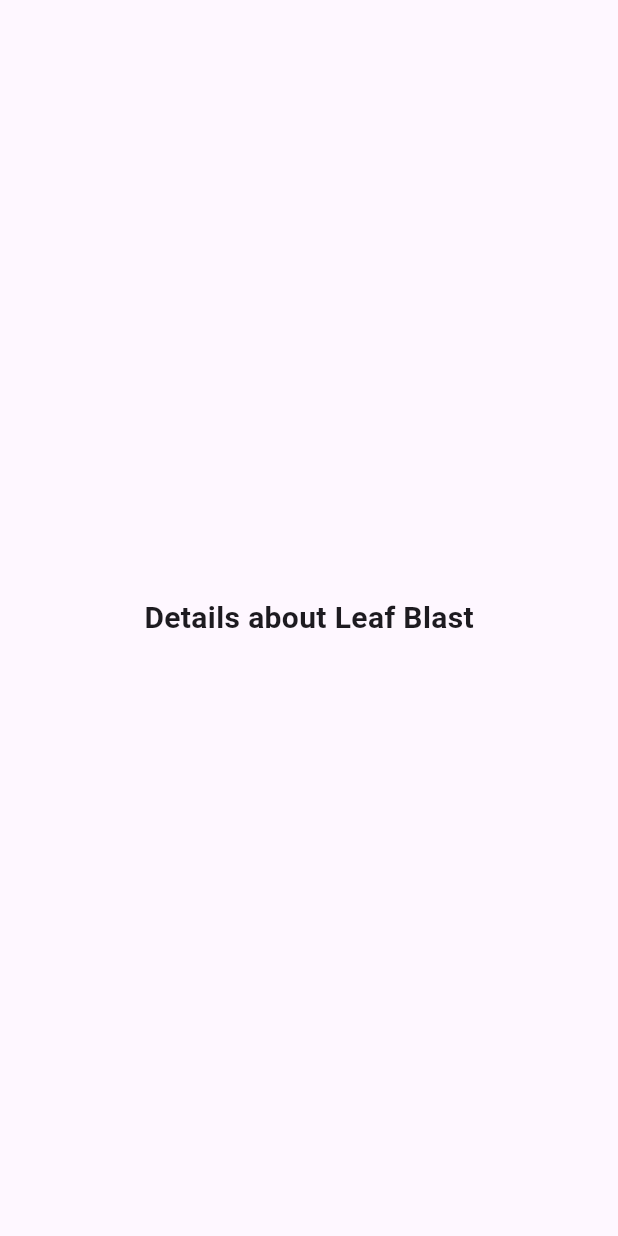
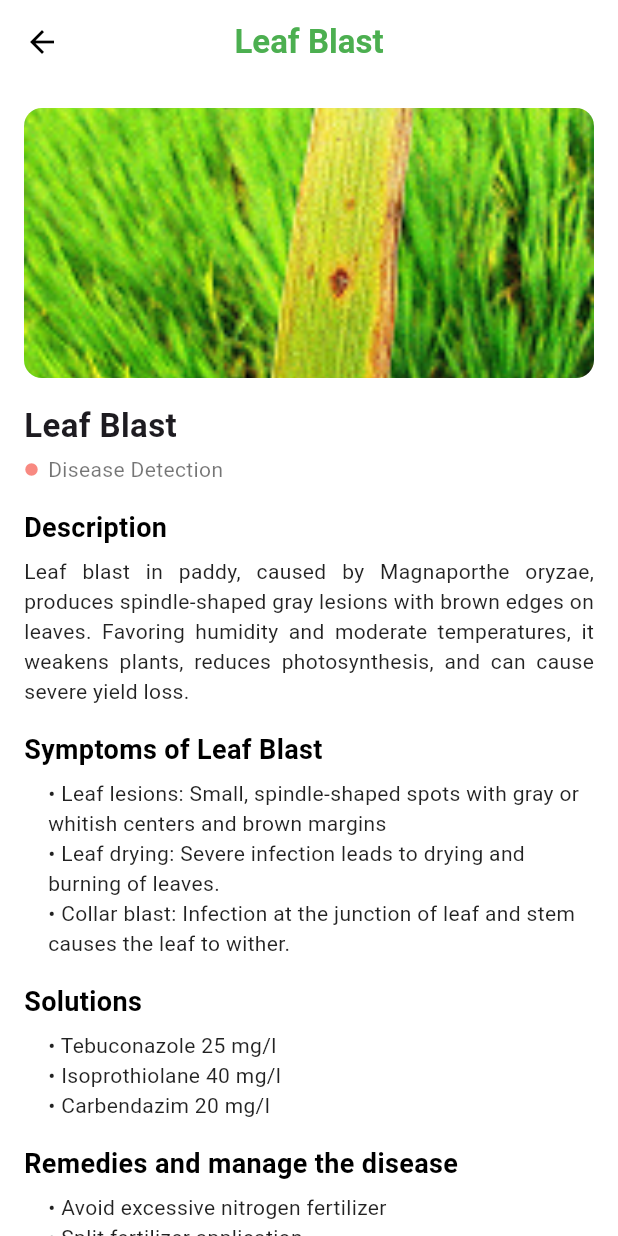
Before and after one commit to PasinduSandamalSenanayake/PaddyGuard, a Flutter app: the DiseaseScreen screen opened directly, after a tap on "Catch the Disease", on a phone screen of 412 x 824 dp. Run offline on Flutter 3.47's test engine with Material 3 defaults, Android fonts, the phone set to English and light mode, and no system bars.

Commit message:
UI design upto diseases

```diff
--- a/lib/screen/Home/disease_screen.dart
+++ b/lib/screen/Home/disease_screen.dart
@@ -1,4 +1,7 @@
 import 'package:flutter/material.dart';
+import 'package:paddyguard/screen/disease/bacterial_leaf_screen.dart';
+import 'package:paddyguard/screen/disease/leaf_blast_screen.dart';
+import 'package:paddyguard/screen/disease/leaf_scald_screen.dart';
 
 class DiseaseScreen extends StatefulWidget {
   const DiseaseScreen({super.key});
@@ -111,9 +114,7 @@ class _DiseaseScreenState extends State<DiseaseScreen> {
                   Navigator.push(
                     context,
                     MaterialPageRoute(
-                      builder: (context) => const DiseaseDetailsScreen(
-                        diseaseName: "Leaf Blast",
-                      ),
+                      builder: (context) => const LeafBlastScreen(),
                     ),
                   );
                 },
@@ -127,9 +128,7 @@ class _DiseaseScreenState extends State<DiseaseScreen> {
                   Navigator.push(
                     context,
                     MaterialPageRoute(
-                      builder: (context) => const DiseaseDetailsScreen(
-                        diseaseName: "Leaf Scald",
-                      ),
+                      builder: (context) => const LeafScaldScreen(),
                     ),
                   );
                 },
@@ -143,9 +142,7 @@ class _DiseaseScreenState extends State<DiseaseScreen> {
                   Navigator.push(
                     context,
                     MaterialPageRoute(
-                      builder: (context) => const DiseaseDetailsScreen(
-                        diseaseName: "Bacterial Leaf Blight",
-                      ),
+                      builder: (context) => const BacterialLeafScreen(),
                     ),
                   );
                 },
--- /dev/null
+++ b/lib/screen/disease/leaf_blast_screen.dart
@@ -0,0 +1,206 @@
+import 'package:flutter/material.dart';
+
+class LeafBlastScreen extends StatelessWidget {
+  const LeafBlastScreen({super.key});
+
+  @override
+  Widget build(BuildContext context) {
+    return Scaffold(
+      backgroundColor: Colors.white,
+      appBar: AppBar(
+        leading: IconButton(
+          icon: const Icon(Icons.arrow_back),
+          onPressed: () {
+            Navigator.pop(context);
+          },
+        ),
+        title: const Text(
+          "Leaf Blast",
+          style: TextStyle(color: Colors.green, fontWeight: FontWeight.bold),
+        ),
+        centerTitle: true,
+        backgroundColor: Colors.white,
+        elevation: 0,
+        iconTheme: const IconThemeData(color: Colors.black),
+      ),
+      body: SingleChildScrollView(
+        padding: const EdgeInsets.all(16),
+        child: Column(
+          crossAxisAlignment: CrossAxisAlignment.start,
+          children: [
+            // Image
+            ClipRRect(
+              borderRadius: BorderRadius.circular(12),
+              child: Image.asset(
+                "assets/image/diseases/Leaf_blast.png",
+                height: 180,
+                width: double.infinity,
+                fit: BoxFit.cover,
+              ),
+            ),
+            const SizedBox(height: 16),
+
+            // Title
+            const Text(
+              "Leaf Blast",
+              style: TextStyle(
+                fontSize: 22,
+                fontWeight: FontWeight.bold,
+              ),
+            ),
+            const SizedBox(height: 4),
+
+            // Subtitle with blinking dot
+            Row(
+              children: const [
+                BlinkingDot(),
+                SizedBox(width: 6),
+                Text(
+                  "Disease Detection",
+                  style: TextStyle(color: Colors.black54),
+                ),
+              ],
+            ),
+            const SizedBox(height: 16),
+
+            // Description
+            const Text(
+              "Description",
+              style: TextStyle(
+                  fontSize: 18,
+                  fontWeight: FontWeight.bold,
+                  color: Colors.black),
+            ),
+            const SizedBox(height: 6),
+            const Text(
+              "Leaf blast in paddy, caused by Magnaporthe oryzae, produces "
+              "spindle-shaped gray lesions with brown edges on leaves. Favoring "
+              "humidity and moderate temperatures, it weakens plants, reduces "
+              "photosynthesis, and can cause severe yield loss.",
+              style: TextStyle(fontSize: 14, color: Colors.black87),
+              textAlign: TextAlign.justify,
+            ),
+            const SizedBox(height: 16),
+
+            // Symptoms
+            const Text(
+              "Symptoms of Leaf Blast",
+              style: TextStyle(
+                  fontSize: 18,
+                  fontWeight: FontWeight.bold,
+                  color: Colors.black),
+            ),
+            const SizedBox(height: 6),
+            Padding(
+              padding: const EdgeInsets.only(left: 16.0),
+              child: const Text(
+                "• Leaf lesions: Small, spindle-shaped spots with gray or whitish centers and brown margins\n"
+                "• Leaf drying: Severe infection leads to drying and burning of leaves.\n"
+                "• Collar blast: Infection at the junction of leaf and stem causes the leaf to wither.",
+                style: TextStyle(fontSize: 14, color: Colors.black87),
+              ),
+            ),
+            const SizedBox(height: 16),
+
+            // Solutions
+            const Text(
+              "Solutions",
+              style: TextStyle(
+                  fontSize: 18,
+                  fontWeight: FontWeight.bold,
+                  color: Colors.black),
+            ),
+            const SizedBox(height: 6),
+            Padding(
+              padding: const EdgeInsets.only(left: 16.0),
+              child: const Text(
+                "• Tebuconazole 25 mg/l\n"
+                "• Isoprothiolane 40 mg/l\n"
+                "• Carbendazim 20 mg/l",
+                style: TextStyle(fontSize: 14, color: Colors.black87),
+              ),
+            ),
+            const SizedBox(height: 16),
+
+            // Remedies
+            const Text(
+              "Remedies and manage the disease",
+              style: TextStyle(
+                  fontSize: 18,
+                  fontWeight: FontWeight.bold,
+                  color: Colors.black),
+            ),
+            const SizedBox(height: 6),
+            Padding(
+              padding: const EdgeInsets.only(left: 16.0),
+              child: const Text(
+                "• Avoid excessive nitrogen fertilizer\n"
+                "• Split fertilizer application\n"
+                "• Remove infected plant debris",
+                style: TextStyle(fontSize: 14, color: Colors.black87),
+              ),
+            ),
+            const SizedBox(height: 24),
+
+            // Done button
+            Center(
+              child: ElevatedButton(
+                style: ElevatedButton.styleFrom(
+                  backgroundColor: Colors.green,
+                  minimumSize: const Size(double.infinity, 48),
+                  shape: RoundedRectangleBorder(
+                    borderRadius: BorderRadius.circular(12),
+                  ),
+                ),
+                onPressed: () => Navigator.pop(context),
+                child: const Text(
+                  "Done",
+                  style: TextStyle(fontSize: 16, color: Colors.white),
+                ),
+              ),
+            ),
+          ],
+        ),
+      ),
+    );
+  }
+}
+
+class BlinkingDot extends StatefulWidget {
+  const BlinkingDot({super.key});
+
+  @override
+  State<BlinkingDot> createState() => _BlinkingDotState();
+}
+
+class _BlinkingDotState extends State<BlinkingDot>
+    with SingleTickerProviderStateMixin {
+  late AnimationController _controller;
+
+  @override
+  void initState() {
+    super.initState();
+    _controller = AnimationController(
+      vsync: this,
+      duration: const Duration(milliseconds: 800),
+    )..repeat(reverse: true); // makes it blink
+  }
+
+  @override
+  void dispose() {
+    _controller.dispose();
+    super.dispose();
+  }
+
+  @override
+  Widget build(BuildContext context) {
+    return FadeTransition(
+      opacity: _controller,
+      child: const Icon(
+        Icons.circle,
+        size: 10,
+        color: Colors.red,
+      ),
+    );
+  }
+}
```
Also changed, not shown: lib/screen/Home/expert_screen.dart (+58 -4 lines), lib/screen/disease/bacterial_leaf_screen.dart (added, +206 -0 lines), lib/screen/disease/leaf_scald_screen.dart (added, +206 -0 lines), assets/image/logo/expert_logo.png (added).
